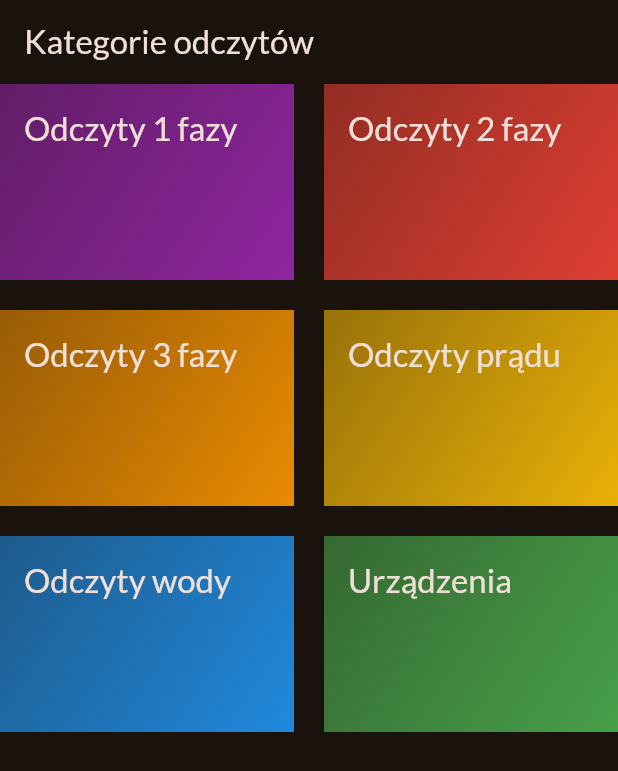
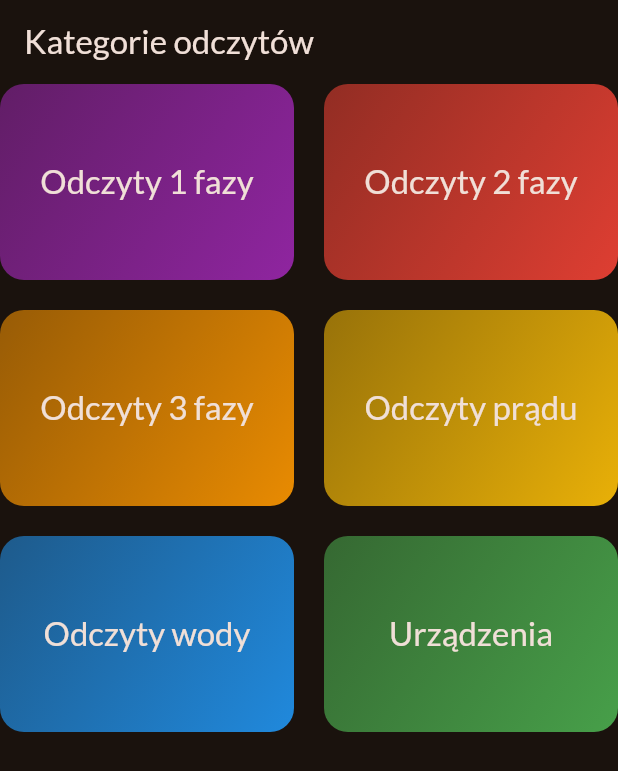
Before and after one commit to DawidZyluk/power-plant-monitoring-app, a Flutter app: the screen it shows after launch, on a phone screen of 412 x 824 dp. Shown: the top 771 px of the screen. Run offline on Flutter 3.47's test engine with Material 2 defaults, Android fonts, the light colour scheme and no system bars; our stand-ins replace google_fonts.

Commit message:
Add category models

```diff
--- a/lib/widgets/category_grid_item.dart
+++ b/lib/widgets/category_grid_item.dart
@@ -8,9 +8,14 @@ class CategoryGridItem extends StatelessWidget {
 
   @override
   Widget build(BuildContext context) {
-    return Container(
-      padding: const EdgeInsets.all(16),
+    return InkWell(
+      onTap: () {},
+      splashColor: Theme.of(context).primaryColor,
+      borderRadius: BorderRadius.circular(16),
+      child: Container(
+        // padding: const EdgeInsets.all(16),
         decoration: BoxDecoration(
+          borderRadius: BorderRadius.circular(16),
           gradient: LinearGradient(
             colors: [
               category.color.withOpacity(0.55),
@@ -20,11 +25,15 @@ class CategoryGridItem extends StatelessWidget {
             end: Alignment.bottomRight
           )
         ),
+        child: Align(
+          alignment: const Alignment(0, 0),
           child: Text(
           category.title,
           style: Theme.of(context).textTheme.titleLarge!.copyWith(
             color: Theme.of(context).colorScheme.onBackground,
-        ),),
+          ),)
+        )
+      ),
     );
   }
 }
```
Also changed, not shown: lib/models/devices.dart (added, +13 -0 lines), lib/models/electric_readings.dart (added, +18 -0 lines), lib/models/phase_readings.dart (added, +15 -0 lines), lib/models/water_readings.dart (added, +21 -0 lines), lib/screens/parameters.dart (added, +13 -0 lines). Lines whose indentation alone changed are shown as unchanged.
